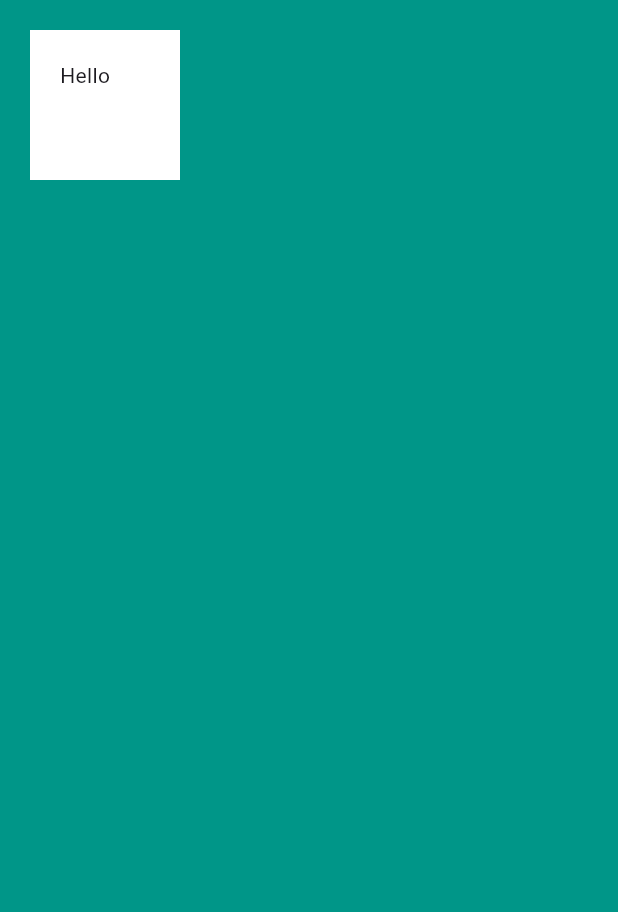
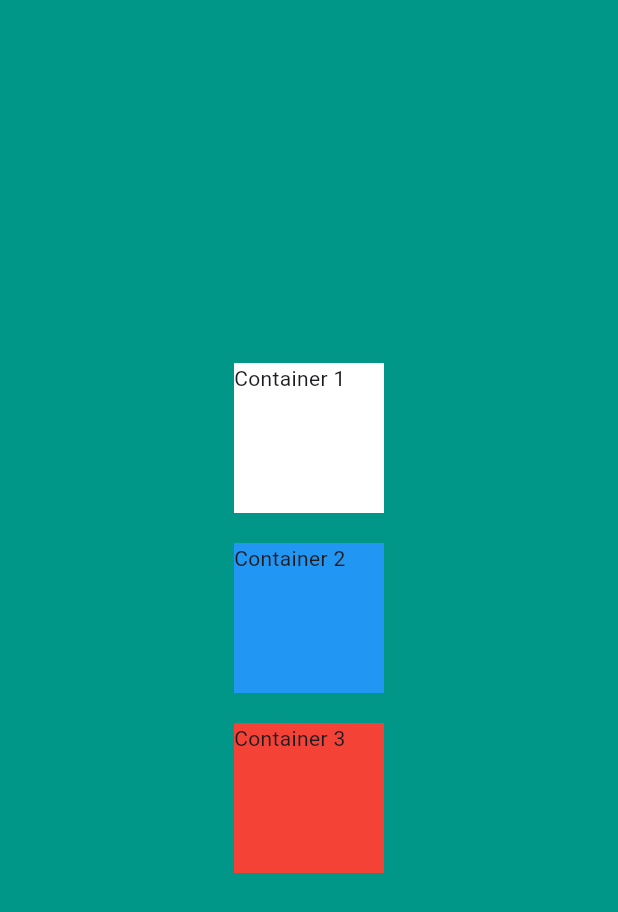
Before and after one commit to the-fanan/my_card_flutter, a Flutter app: the screen it shows after launch, on a phone screen of 412 x 824 dp. Shown: the top 912 px of the screen. Run offline on Flutter 3.47's test engine with Material 3 defaults, Android fonts, the phone set to English and light mode, and no system bars.

Commit message:
feat: maximize column width without altering container widths

```diff
--- a/lib/main.dart
+++ b/lib/main.dart
@@ -14,13 +14,38 @@ class MyApp extends StatelessWidget {
       home: Scaffold(
         backgroundColor: Colors.teal,
         body: SafeArea(
-          child: Container(
-            height: 100,
-            width: 100,
-            margin: const EdgeInsets.all(20),
-            color: Colors.white,
-            padding: const EdgeInsets.all(20),
-            child: const Text('Hello'),
+          child: Column(
+            // main axis size basically says cover entire vertical height or just height of children
+            mainAxisSize: MainAxisSize.max,
+            // determines how to order children. down is default, top to bottom
+            verticalDirection: VerticalDirection.down,
+            mainAxisAlignment: MainAxisAlignment.center,
+            children: [
+              Container(
+                height: 100,
+                width: 100,
+                margin: const EdgeInsets.only(top: 10, bottom: 10),
+                color: Colors.white,
+                child: const Text('Container 1'),
+              ),
+              Container(
+                height: 100,
+                width: 100,
+                margin: const EdgeInsets.only(top: 10, bottom: 10),
+                color: Colors.blue,
+                child: const Text('Container 2'),
+              ),
+              Container(
+                height: 100,
+                width: 100,
+                margin: const EdgeInsets.only(top: 10, bottom: 10),
+                color: Colors.red,
+                child: const Text('Container 3'),
+              ),
+              Container(
+                width: double.infinity,
+              )
+            ],
           ),
         ),
       ),
```
